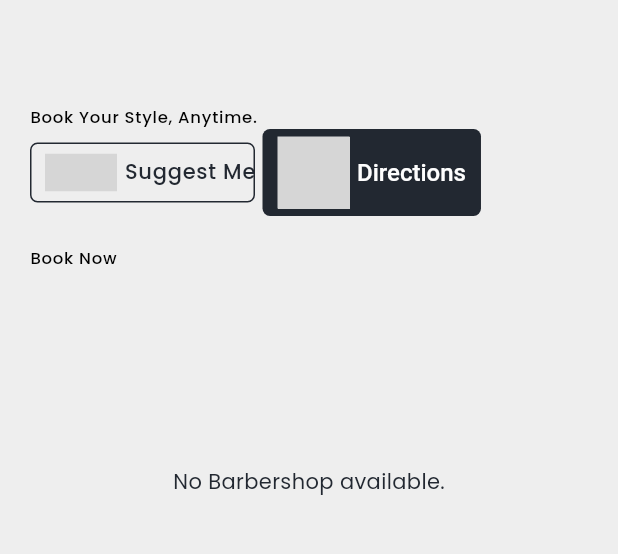
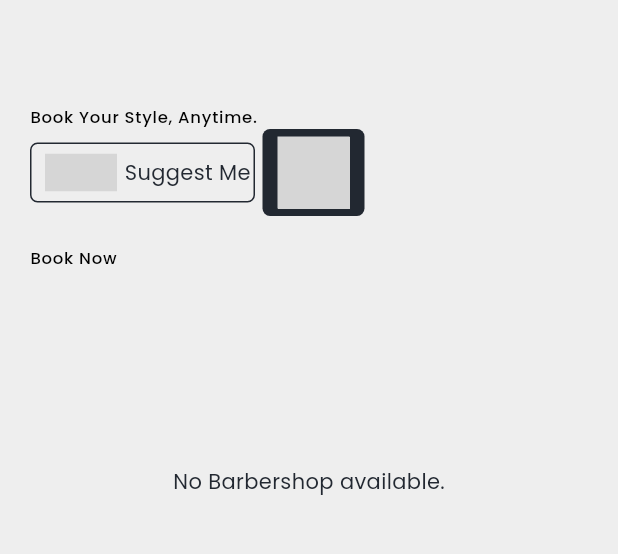
Before and after one commit to MrBrainowner/Capstone-Project, a Flutter app: the CustomerDashboard screen opened directly, on a phone screen of 412 x 824 dp, the part 246-800 px from its top. Run offline on Flutter 3.47's test engine with Material 3 defaults, Android fonts, the phone set to English and light mode, and no system bars; drawn by our look-alikes of toastification; our stand-ins replace cloud_firestore, connectivity_plus, file_picker, firebase_auth, firebase_core, firebase_storage and 12 more; missing offline and left inert: flutter_map_geojson, iconoir_flutter, tflite_flutter; accounts and stored records are empty; statements that could not run were skipped; key blocks and very long unbroken strings in the code were emptied for the run; grey boxes are pictures that could not be loaded.

Commit message:
minor changes dashboard ui

```diff
--- a/lib/features/customer/views/dashboard/dashboard.dart
+++ b/lib/features/customer/views/dashboard/dashboard.dart
@@ -23,10 +23,7 @@
       appBar: CustomerAppBar(
         centertitle: false,
         scaffoldKey: scaffoldKey,
-        title: Text(
-          '',
-          style: Theme.of(context).textTheme.headlineSmall,
-        ),
+        title: const Text(''),
       ),
       drawer: const CustomerDrawer(),
       // Make sure you have a drawer defined here
@@ -82,7 +79,7 @@
                                         overflow: TextOverflow.clip,
                                         style: Theme.of(context)
                                             .textTheme
-                                            .bodyLarge,
+                                            .bodyMedium,
                                       ),
                                     ],
                                   )),
@@ -90,32 +87,14 @@
                           ],
                         ),
                         const SizedBox(width: 5),
-                        Row(
-                          children: [
                         ElevatedButton(
                           onPressed: () {
                             Get.to(() => const GetDirectionsPage2());
                           },
-                              child: const Row(
-                                mainAxisAlignment: MainAxisAlignment.center,
-                                children: [
-                                  Row(
-                                    children: [
-                                      iconoir.MapsArrowDiagonal(
+                          child: const iconoir.Map(
                               height: 25,
-                                          color:
-                                              Color.fromRGBO(238, 238, 238, 1)),
-                                      SizedBox(width: 5),
-                                      Text(
-                                        'Directions',
-                                      )
-                                    ],
+                              color: Color.fromRGBO(238, 238, 238, 1)),
                         ),
-                                ],
-                              ),
-                            )
-                          ],
-                        )
                       ],
                     ),
                   ],
@@ -148,7 +127,7 @@
                       );
                     }
                   }),
-                )
+                ),
               ],
             ),
           ),
--- a/lib/features/customer/views/widgets/barbershop_card.dart
+++ b/lib/features/customer/views/widgets/barbershop_card.dart
@@ -1,5 +1,6 @@
 import 'package:barbermate/features/auth/models/barbershop_model.dart';
 import 'package:barbermate/features/customer/views/barbershop/barbershop.dart';
+import 'package:barbermate/utils/themes/text_theme.dart';
 import 'package:flutter/material.dart';
 import 'package:get/get.dart';
 import 'package:iconoir_flutter/iconoir_flutter.dart' as iconoir;
@@ -15,6 +16,7 @@
   Widget build(BuildContext context) {
     final darkThemeOutlinedButton =
         BarbermateOutlinedButton.darkThemeOutlinedButton.style;
+    final forOutlinedDarkText = BarbermateTextTheme.darkTextTheme.bodyMedium;
 
     const ngolor = Color.fromRGBO(238, 238, 238, 1);
     return SizedBox(
@@ -137,8 +139,9 @@
                                 child: OutlinedButton(
                                   onPressed: () {},
                                   style: darkThemeOutlinedButton,
-                                  child: const Text(
+                                  child: Text(
                                     'Book Now',
+                                    style: forOutlinedDarkText,
                                   ),
                                 ),
                               ),
```
Lines whose indentation alone changed are shown as unchanged.
